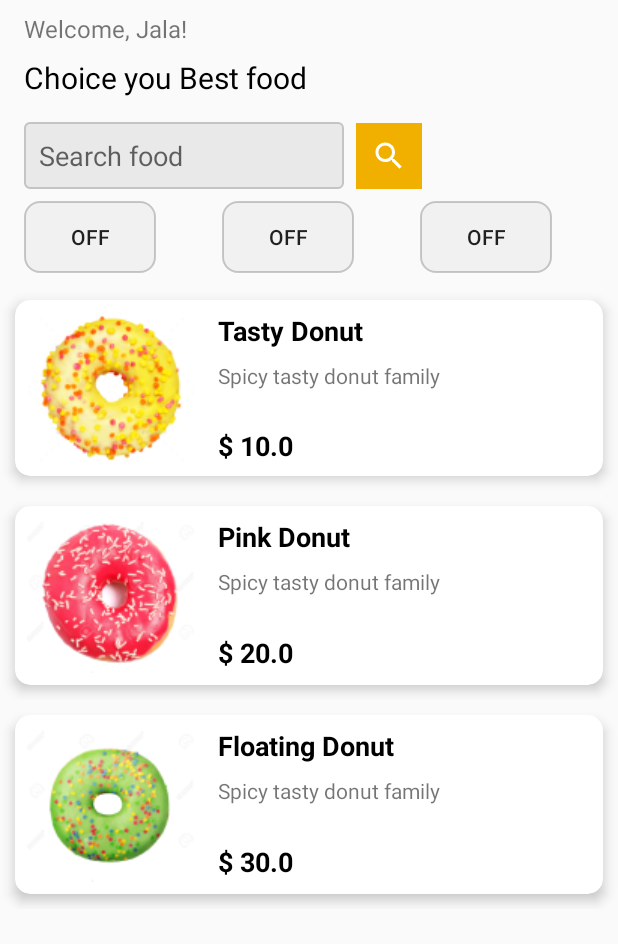
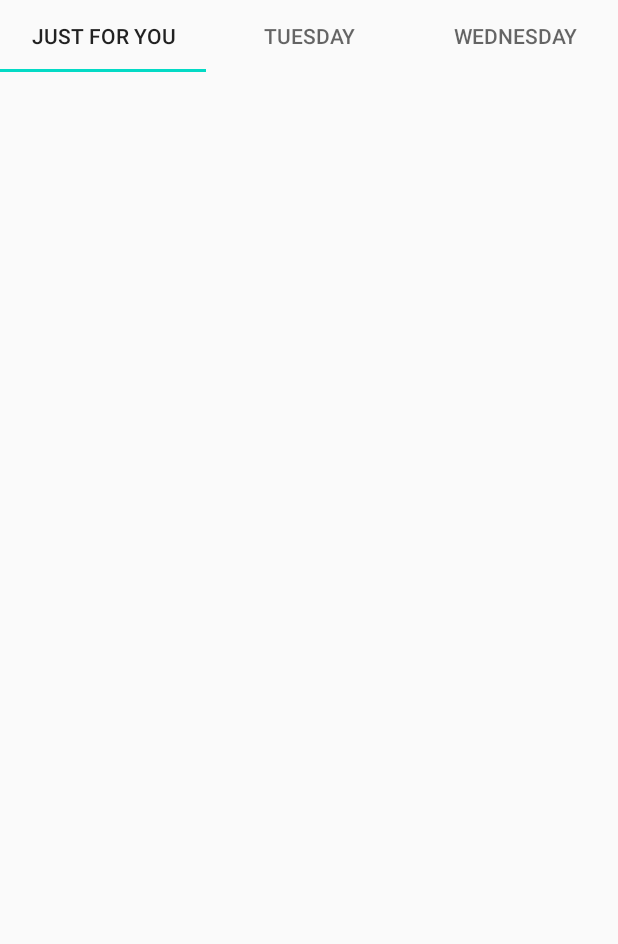
Before and after one commit to fankao/ANDROI-FRAGMENT-PRACTICE, an Android app: the screen it shows after launch (MainActivity before the commit, DemoActivity after it), on a phone screen of 412 x 824 dp. Shown: the top 944 px of the screen. Run offline under Robolectric (Android 15) with nearby library versions, the phone set to English and light mode, and no system bars.

Commit message:
update UI

```diff
--- a/app/build.gradle
+++ b/app/build.gradle
@@ -29,6 +29,7 @@ dependencies {
     implementation 'androidx.legacy:legacy-support-v4:1.0.0'
     implementation 'androidx.cardview:cardview:1.0.0'
     implementation 'androidx.recyclerview:recyclerview:1.1.0'
+    implementation 'com.google.android.material:material:1.2.1'
     testImplementation 'junit:junit:4.12'
     androidTestImplementation 'androidx.test.ext:junit:1.1.2'
     androidTestImplementation 'androidx.test.espresso:espresso-core:3.3.0'
--- /dev/null
+++ b/app/src/main/java/com/newtech/android/fragmentpratice/DemoActivity.java
@@ -0,0 +1,14 @@
+package com.newtech.android.fragmentpratice;
+
+import androidx.appcompat.app.AppCompatActivity;
+
+import android.os.Bundle;
+
+public class DemoActivity extends AppCompatActivity {
+
+    @Override
+    protected void onCreate(Bundle savedInstanceState) {
+        super.onCreate(savedInstanceState);
+        setContentView(R.layout.activity_demo);
+    }
+}
--- a/app/src/main/java/com/newtech/android/fragmentpratice/DonutActivity.java
+++ b/app/src/main/java/com/newtech/android/fragmentpratice/DonutActivity.java
@@ -7,6 +7,7 @@ import android.os.Bundle;
 
 public class DonutActivity extends AppCompatActivity {
     DonutFragment mDonutFragment;
+
     @Override
     protected void onCreate(Bundle savedInstanceState) {
         super.onCreate(savedInstanceState);
--- a/app/src/main/java/com/newtech/android/fragmentpratice/model/DonutDTO.java
+++ b/app/src/main/java/com/newtech/android/fragmentpratice/model/DonutDTO.java
@@ -1,6 +1,8 @@
 package com.newtech.android.fragmentpratice.model;
 
-public class DonutDTO {
+import java.io.Serializable;
+
+public class DonutDTO implements Serializable {
     private int id;
     private String name;
     private String shortDesc;
--- /dev/null
+++ b/app/src/main/res/layout/activity_demo.xml
@@ -0,0 +1,40 @@
+<?xml version="1.0" encoding="utf-8"?>
+<androidx.constraintlayout.widget.ConstraintLayout xmlns:android="http://schemas.android.com/apk/res/android"
+    xmlns:app="http://schemas.android.com/apk/res-auto"
+    xmlns:tools="http://schemas.android.com/tools"
+    android:layout_width="match_parent"
+    android:layout_height="match_parent"
+    tools:context=".DemoActivity">
+
+    <com.google.android.material.tabs.TabLayout
+        android:id="@+id/tabLayout"
+        android:layout_width="0dp"
+        android:layout_height="wrap_content"
+        app:layout_constraintEnd_toEndOf="parent"
+        app:layout_constraintStart_toStartOf="parent"
+        app:layout_constraintTop_toTopOf="parent">
+
+        <com.google.android.material.tabs.TabItem
+            android:layout_width="wrap_content"
+            android:layout_height="wrap_content"
+            android:text="Just for you" />
+
+        <com.google.android.material.tabs.TabItem
+            android:layout_width="wrap_content"
+            android:layout_height="wrap_content"
+            android:text="Tuesday" />
+
+        <com.google.android.material.tabs.TabItem
+            android:layout_width="wrap_content"
+            android:layout_height="wrap_content"
+            android:text="Wednesday" />
+    </com.google.android.material.tabs.TabLayout>
+
+    <androidx.recyclerview.widget.RecyclerView
+        android:layout_width="0dp"
+        android:layout_height="0dp"
+        app:layout_constraintBottom_toBottomOf="parent"
+        app:layout_constraintEnd_toEndOf="parent"
+        app:layout_constraintStart_toStartOf="parent"
+        app:layout_constraintTop_toBottomOf="@+id/tabLayout" />
+</androidx.constraintlayout.widget.ConstraintLayout>
--- a/app/src/main/res/layout/activity_donut.xml
+++ b/app/src/main/res/layout/activity_donut.xml
@@ -7,4 +7,5 @@
     android:layout_height="match_parent"
     tools:context=".DonutActivity">
 
+
 </androidx.constraintlayout.widget.ConstraintLayout>
--- a/app/src/main/res/layout/fragment_donut.xml
+++ b/app/src/main/res/layout/fragment_donut.xml
@@ -148,7 +148,7 @@
         app:layout_constraintTop_toBottomOf="@+id/textView9" />
 
     <Button
-        android:id="@+id/button"
+        android:id="@+id/btnAddToCart"
         android:layout_width="0dp"
         android:layout_height="wrap_content"
         android:layout_marginStart="16dp"
--- a/app/src/main/res/layout/item_donut.xml
+++ b/app/src/main/res/layout/item_donut.xml
@@ -68,6 +68,7 @@
                 app:layout_constraintBottom_toBottomOf="@+id/imageDonut"
                 app:layout_constraintStart_toEndOf="@+id/imageDonut"
                 app:layout_constraintTop_toBottomOf="@+id/txtDesDonut" />
+
         </androidx.constraintlayout.widget.ConstraintLayout>
     </androidx.cardview.widget.CardView>
 </androidx.constraintlayout.widget.ConstraintLayout>
```
Also changed, not shown: app/src/main/AndroidManifest.xml (+6 -2 lines), app/src/main/java/com/newtech/android/fragmentpratice/CartActivity.java (added, +37 -0 lines), app/src/main/java/com/newtech/android/fragmentpratice/CartAdapter.java (added, +82 -0 lines), app/src/main/java/com/newtech/android/fragmentpratice/DonutFragment.java (+17 -1 lines), app/src/main/java/com/newtech/android/fragmentpratice/model/CartLab.java (added, +51 -0 lines), app/src/main/res/layout/activity_cart.xml (added, +118 -0 lines), app/src/main/res/layout/item_cart.xml (added, +84 -0 lines).
